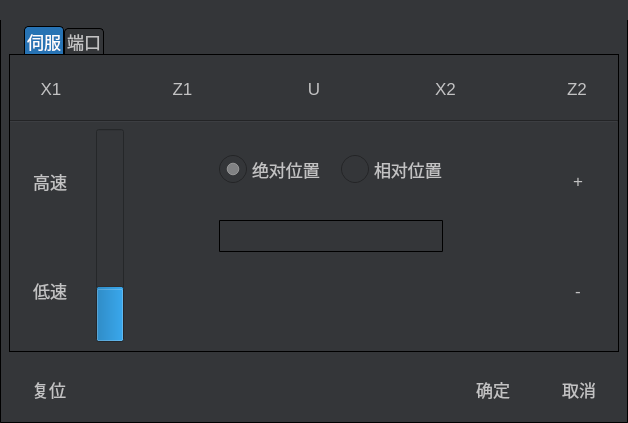
This is dlg_manu.ui in eeyoo/yunsheng as Qt 5 draws it before an edit. The edited form follows.
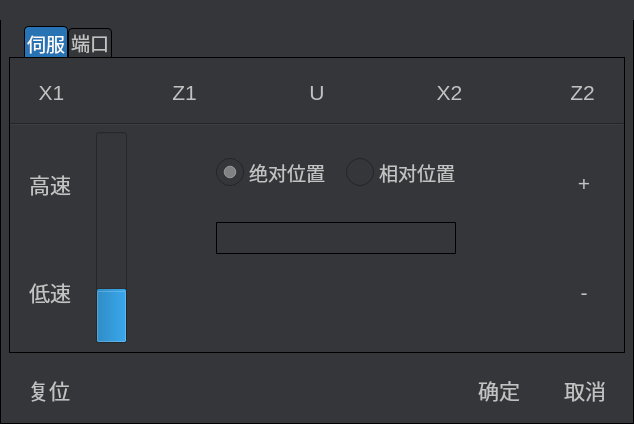
This is the edited form. Icons and pictures are not drawn. Custom widgets are drawn as their Qt base class.

Patch:
```diff
--- a/dlg_manu.ui
+++ b/dlg_manu.ui
@@ -7,7 +7,7 @@
     <x>0</x>
     <y>0</y>
     <width>628</width>
-    <height>423</height>
+    <height>424</height>
    </rect>
   </property>
   <property name="windowTitle">
@@ -15,7 +15,7 @@
   </property>
   <property name="styleSheet">
    <string notr="true">*{
-font: 13pt;
+font: 14pt;
 font-family: &quot;微软雅黑&quot;;
 }
 
@@ -81,6 +81,7 @@
 
 QPushButton {
 border: no;
+font: 16pt;
 outline: no;
 min-width: 80px;
 min-height: 50px;
```
Left out of the diff: 12 changed lines with no effect on the pictures.
